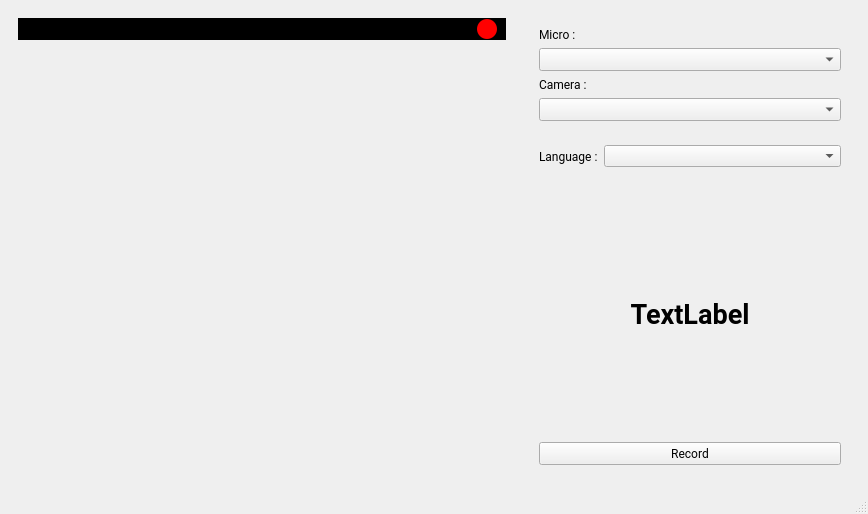
This is ui/main_pyside.ui in Yoan-Lespessailles/acquisition_donnees as Qt 5 draws it before an edit. The edited form follows.
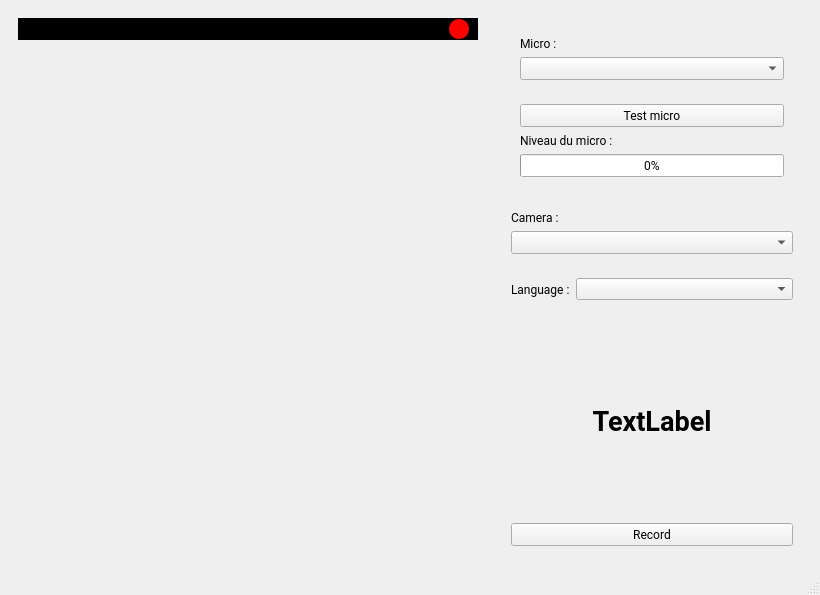
This is the edited form.

```diff
--- a/ui/main_pyside.ui
+++ b/ui/main_pyside.ui
@@ -6,8 +6,8 @@
    <rect>
     <x>0</x>
     <y>0</y>
-    <width>868</width>
-    <height>514</height>
+    <width>820</width>
+    <height>595</height>
    </rect>
   </property>
   <property name="windowTitle">
@@ -131,7 +131,10 @@
       </property>
       <layout class="QVBoxLayout" name="verticalLayout">
        <item>
-        <widget class="QWidget" name="area_settings" native="true">
+        <widget class="QWidget" name="area_micro" native="true">
+         <layout class="QVBoxLayout" name="verticalLayout_7">
+          <item>
+           <widget class="QWidget" name="area_micro_selection" native="true">
          <layout class="QVBoxLayout" name="verticalLayout_2">
           <item>
            <widget class="QLabel" name="label_select_micro">
@@ -155,8 +158,71 @@
               <family>Roboto</family>
              </font>
             </property>
-           </widget>
-          </item>
+               <property name="cursor">
+                <cursorShape>PointingHandCursor</cursorShape>
+               </property>
+              </widget>
+             </item>
+            </layout>
+           </widget>
+          </item>
+          <item>
+           <widget class="QWidget" name="area_micro_test" native="true">
+            <layout class="QVBoxLayout" name="verticalLayout_6">
+             <item>
+              <widget class="QPushButton" name="button_test_micro">
+               <property name="font">
+                <font>
+                 <family>Roboto</family>
+                </font>
+               </property>
+               <property name="cursor">
+                <cursorShape>PointingHandCursor</cursorShape>
+               </property>
+               <property name="tabletTracking">
+                <bool>false</bool>
+               </property>
+               <property name="contextMenuPolicy">
+                <enum>Qt::ContextMenuPolicy::NoContextMenu</enum>
+               </property>
+               <property name="text">
+                <string>Test micro</string>
+               </property>
+              </widget>
+             </item>
+             <item>
+              <widget class="QLabel" name="label_micro_state">
+               <property name="font">
+                <font>
+                 <family>Roboto</family>
+                </font>
+               </property>
+               <property name="text">
+                <string>Niveau du micro :</string>
+               </property>
+              </widget>
+             </item>
+             <item>
+              <widget class="QProgressBar" name="progressbar_micro_level">
+               <property name="font">
+                <font>
+                 <family>Roboto</family>
+                </font>
+               </property>
+               <property name="value">
+                <number>0</number>
+               </property>
+              </widget>
+             </item>
+            </layout>
+           </widget>
+          </item>
+         </layout>
+        </widget>
+       </item>
+       <item>
+        <widget class="QWidget" name="widget" native="true">
+         <layout class="QVBoxLayout" name="verticalLayout_5">
           <item>
            <widget class="QLabel" name="label_select_camera">
             <property name="font">
@@ -203,7 +269,11 @@
            </widget>
           </item>
           <item>
-           <widget class="QComboBox" name="select_language"/>
+           <widget class="QComboBox" name="select_language">
+            <property name="cursor">
+             <cursorShape>PointingHandCursor</cursorShape>
+            </property>
+           </widget>
           </item>
          </layout>
         </widget>
```
Left out of the diff: 14 changed lines with no effect on the pictures. Lines whose indentation alone changed are shown as unchanged.
